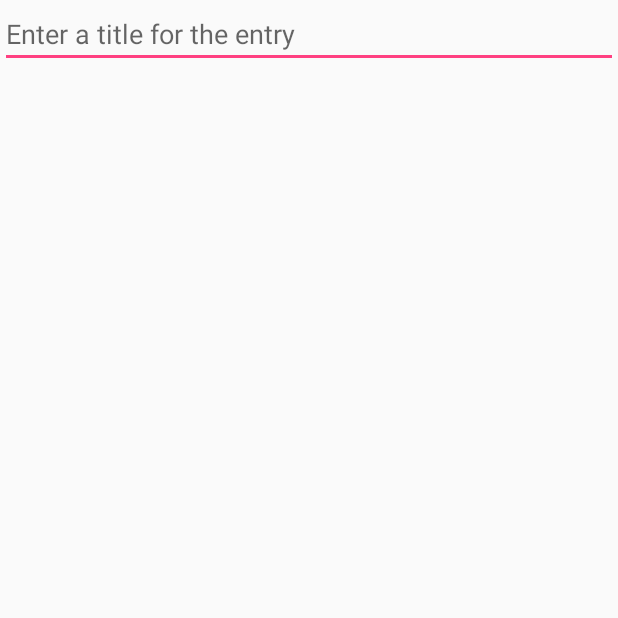
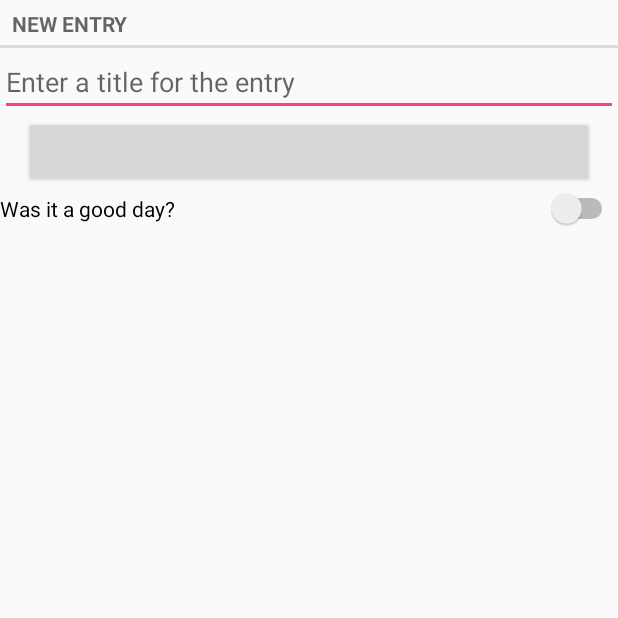
Before and after one commit to scalka/OOPD, an Android app: the screen it shows after launch (DiaryActivityMain), on a phone screen of 412 x 824 dp, the top half of it. Run offline under Robolectric (Android 15) with nearby library versions, the phone set to English and light mode, and no system bars.

Commit message:
lab 8 xml fragment layout with TODO

```diff
--- a/Diary/app/src/main/java/ie/iadt/scalka/diary/DiaryActivityMain.java
+++ b/Diary/app/src/main/java/ie/iadt/scalka/diary/DiaryActivityMain.java
@@ -4,7 +4,7 @@ import android.support.v4.app.Fragment;
 import android.support.v4.app.FragmentActivity;
 import android.os.Bundle;
 import android.support.v4.app.FragmentManager;
-
+// TODO finished on slide 3 Lab8 - xml for fragment
 public class DiaryActivityMain extends FragmentActivity {
 
     @Override
--- a/Diary/app/src/main/java/ie/iadt/scalka/diary/DiaryEntry.java
+++ b/Diary/app/src/main/java/ie/iadt/scalka/diary/DiaryEntry.java
@@ -1,9 +1,7 @@
 package ie.iadt.scalka.diary;
 
 import android.graphics.Picture;
-import android.util.Log;
-
-import java.util.Calendar;
+import java.util.Date;
 import java.util.UUID;
 
 import static java.util.Calendar.*;
@@ -12,19 +10,28 @@ public class DiaryEntry {
     private UUID mId;
     private String mTitle;
     private String mEntry;
-    private String mDate;
+    private Date mDate;
     private Picture mPicture;
+    private boolean mGoodDay;
     // mood, voice note etc....
 
     //Constructor
     public DiaryEntry(){
         mId = UUID.randomUUID(); // no set for ID since it is automatically generated
-        mDate = java.text.DateFormat.getDateTimeInstance().format(Calendar.getInstance().getTime());
-        Log.i("DiaryEntry", mDate);
+        mDate = new Date();
     }
     // get and set methods
-    public String getTitle(){ return mTitle; };
-    public void setTitle(String title){ mTitle = title; };
+    public String getTitle(){ return mTitle; }
+    public void setTitle(String title){ mTitle = title; }
+
+    public boolean goodDay(){ return mGoodDay; }
+    public void setGoodDay(boolean goodDay){ mGoodDay = goodDay; }
+
+    public Date getDate(){ return mDate; }
+    public void setDate(Date date){ mDate = date; }
+
+    public String getEntry(){ return mEntry; }
+    public void setEntry(String entry){ mEntry = entry; }
 
 
 }
--- a/Diary/app/src/main/res/layout/fragment_diary_entry.xml
+++ b/Diary/app/src/main/res/layout/fragment_diary_entry.xml
@@ -3,10 +3,35 @@
     android:layout_height="match_parent"
     android:layout_width="match_parent"
     android:orientation="vertical">
+
+    <TextView
+        android:text="@string/new_entry_textview"
+        android:layout_width="match_parent"
+        android:layout_height="wrap_content"
+        android:id="@+id/NewEntry"
+        style="?android:listSeparatorTextViewStyle"/> <!--style says to go to style folder and apply particular style-->
+
     <EditText
         android:id="@+id/entry_title"
         android:layout_width="match_parent"
         android:layout_height="wrap_content"
         android:hint="Enter a title for the entry"/>
 
+    <!--btn ist gonna be set to open datapicker-->
+    <Button
+        android:layout_width="match_parent"
+        android:layout_height="wrap_content"
+        android:id="@+id/dataPickerButton"
+        android:layout_marginLeft="@dimen/activity_horizontal_margin"
+        android:layout_marginRight="@dimen/activity_horizontal_margin"/>
+
+    <Switch
+        android:text="Was it a good day?"
+        android:layout_width="match_parent"
+        android:layout_height="wrap_content"
+        android:id="@+id/goodDay"
+        android:textOn="@string/good_day"
+        android:textOff="@string/not_good_day" />
+
+
 </LinearLayout>
--- a/Diary/app/src/main/res/values/strings.xml
+++ b/Diary/app/src/main/res/values/strings.xml
@@ -1,3 +1,6 @@
 <resources>
     <string name="app_name">Diary</string>
+    <string name="good_day">Good Day</string>
+    <string name="not_good_day">Not that good day</string>
+    <string name="new_entry_textview">New Entry</string>
 </resources>
```
Also changed, not shown: 1 other file.
